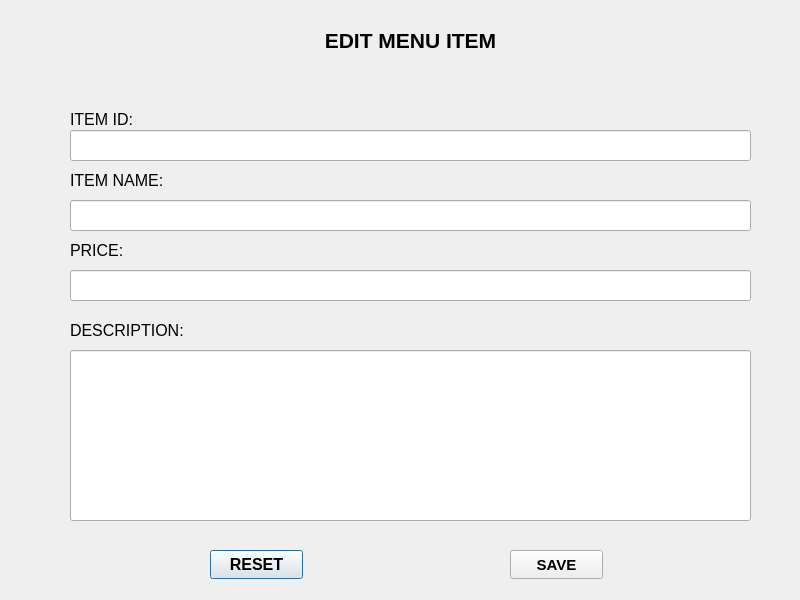
First picture: the form in RMS_qt/editmenuitem.ui, repository dev-pratik02/RMS, before the edit.
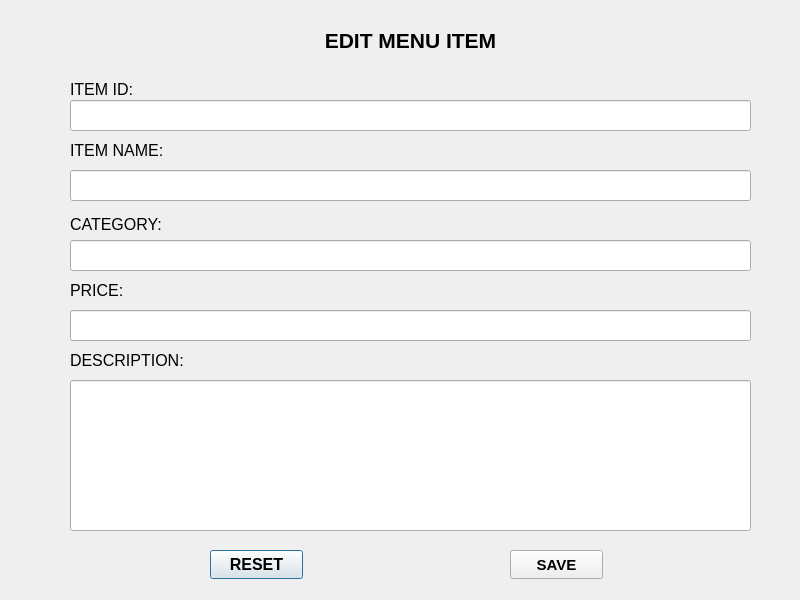
Second picture: the form after the edit.

Diff of the .ui file:
```diff
--- a/RMS_qt/editmenuitem.ui
+++ b/RMS_qt/editmenuitem.ui
@@ -17,13 +17,14 @@
    <property name="geometry">
     <rect>
      <x>70</x>
-     <y>170</y>
+     <y>140</y>
      <width>131</width>
      <height>20</height>
     </rect>
    </property>
    <property name="font">
     <font>
+     <family>Arial</family>
      <pointsize>12</pointsize>
      <italic>false</italic>
      <bold>false</bold>
@@ -37,7 +38,7 @@
    <property name="geometry">
     <rect>
      <x>70</x>
-     <y>270</y>
+     <y>310</y>
      <width>681</width>
      <height>31</height>
     </rect>
@@ -50,13 +51,14 @@
    <property name="geometry">
     <rect>
      <x>70</x>
-     <y>240</y>
+     <y>280</y>
      <width>151</width>
      <height>20</height>
     </rect>
    </property>
    <property name="font">
     <font>
+     <family>Arial</family>
      <pointsize>12</pointsize>
     </font>
    </property>
@@ -68,7 +70,7 @@
    <property name="geometry">
     <rect>
      <x>70</x>
-     <y>200</y>
+     <y>170</y>
      <width>681</width>
      <height>31</height>
     </rect>
@@ -99,13 +101,14 @@
    <property name="geometry">
     <rect>
      <x>70</x>
-     <y>320</y>
+     <y>350</y>
      <width>141</width>
      <height>20</height>
     </rect>
    </property>
    <property name="font">
     <font>
+     <family>Arial</family>
      <pointsize>12</pointsize>
     </font>
    </property>
@@ -162,7 +165,7 @@
    <property name="geometry">
     <rect>
      <x>70</x>
-     <y>110</y>
+     <y>80</y>
      <width>64</width>
      <height>18</height>
     </rect>
@@ -181,7 +184,7 @@
    <property name="geometry">
     <rect>
      <x>70</x>
-     <y>130</y>
+     <y>100</y>
      <width>681</width>
      <height>31</height>
     </rect>
@@ -191,9 +194,41 @@
    <property name="geometry">
     <rect>
      <x>70</x>
-     <y>350</y>
+     <y>380</y>
      <width>681</width>
-     <height>171</height>
+     <height>151</height>
+    </rect>
+   </property>
+   <property name="text">
+    <string/>
+   </property>
+  </widget>
+  <widget class="QLabel" name="PRICE_2">
+   <property name="geometry">
+    <rect>
+     <x>70</x>
+     <y>215</y>
+     <width>92</width>
+     <height>18</height>
+    </rect>
+   </property>
+   <property name="font">
+    <font>
+     <family>Arial</family>
+     <pointsize>12</pointsize>
+    </font>
+   </property>
+   <property name="text">
+    <string>CATEGORY:</string>
+   </property>
+  </widget>
+  <widget class="QLineEdit" name="item_category">
+   <property name="geometry">
+    <rect>
+     <x>70</x>
+     <y>240</y>
+     <width>681</width>
+     <height>31</height>
     </rect>
    </property>
    <property name="text">
```
